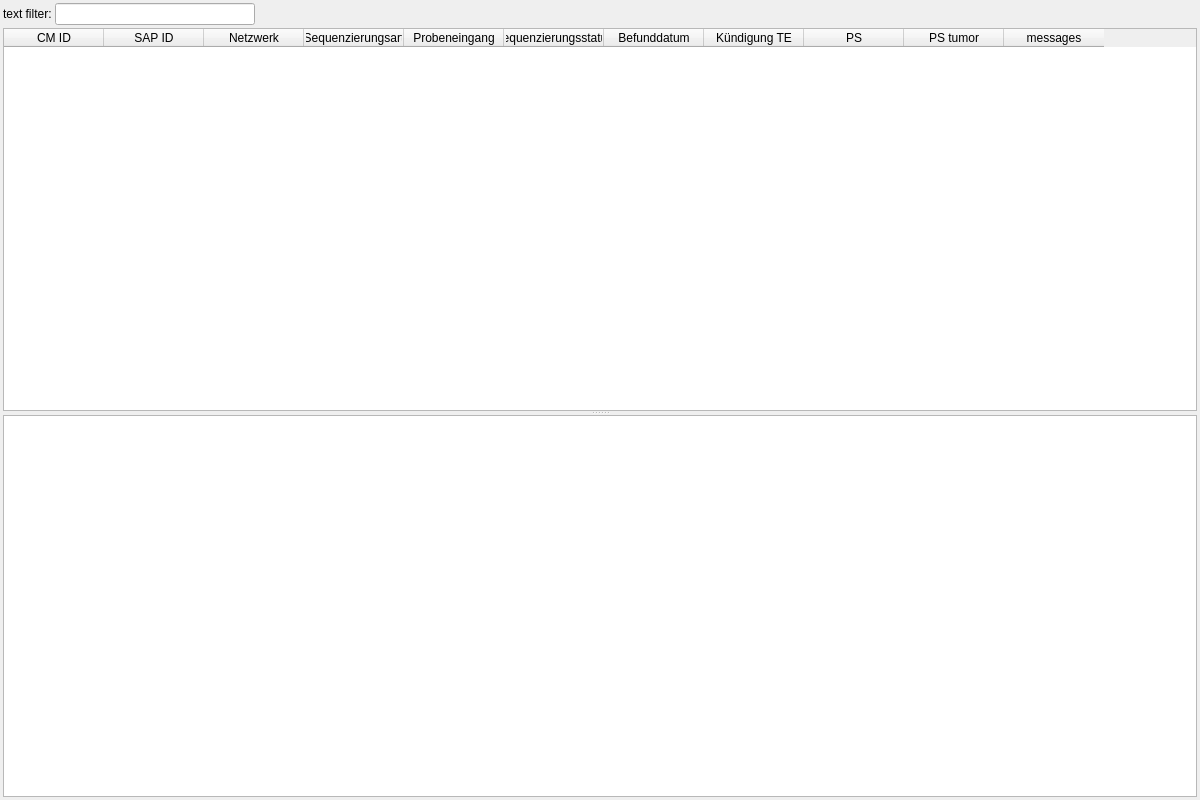
Before: the Qt Designer form src/MVHub/MVHub.ui in imgag/ngs-bits, drawn with Qt 5.
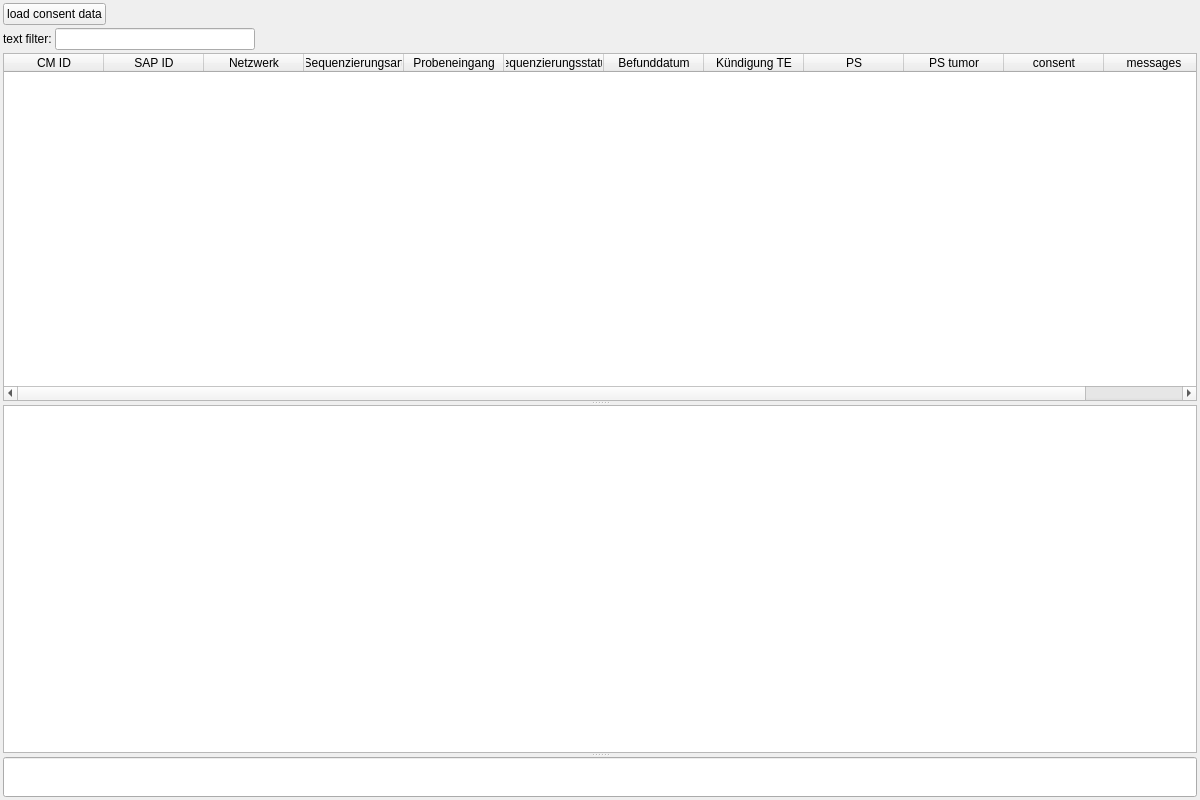
After: the same form once the commit is applied. Icons and pictures are not drawn.

Commit message: MVHub: added parsing of consent data

```diff
--- a/src/MVHub/MVHub.ui
+++ b/src/MVHub/MVHub.ui
@@ -46,6 +46,30 @@
     <property name="bottomMargin">
      <number>3</number>
     </property>
+    <item>
+     <layout class="QHBoxLayout" name="horizontalLayout_2">
+      <item>
+       <widget class="QPushButton" name="load_consent_data">
+        <property name="text">
+         <string>load consent data</string>
+        </property>
+       </widget>
+      </item>
+      <item>
+       <spacer name="horizontalSpacer_2">
+        <property name="orientation">
+         <enum>Qt::Horizontal</enum>
+        </property>
+        <property name="sizeHint" stdset="0">
+         <size>
+          <width>40</width>
+          <height>20</height>
+         </size>
+        </property>
+       </spacer>
+      </item>
+     </layout>
+    </item>
     <item>
      <layout class="QHBoxLayout" name="horizontalLayout">
       <property name="spacing">
@@ -167,6 +191,11 @@
          <string>PS tumor</string>
         </property>
        </column>
+       <column>
+        <property name="text">
+         <string>consent</string>
+        </property>
+       </column>
        <column>
         <property name="text">
          <string>messages</string>
@@ -174,6 +203,7 @@
        </column>
       </widget>
       <widget class="QPlainTextEdit" name="output"/>
+      <widget class="QLineEdit" name="lineEdit"/>
      </widget>
     </item>
    </layout>
```
The commit also changes 2 other files.
